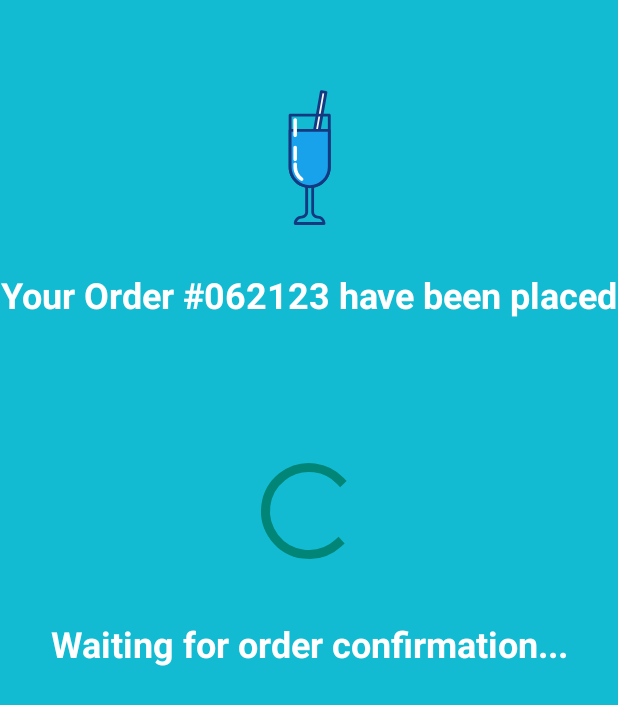
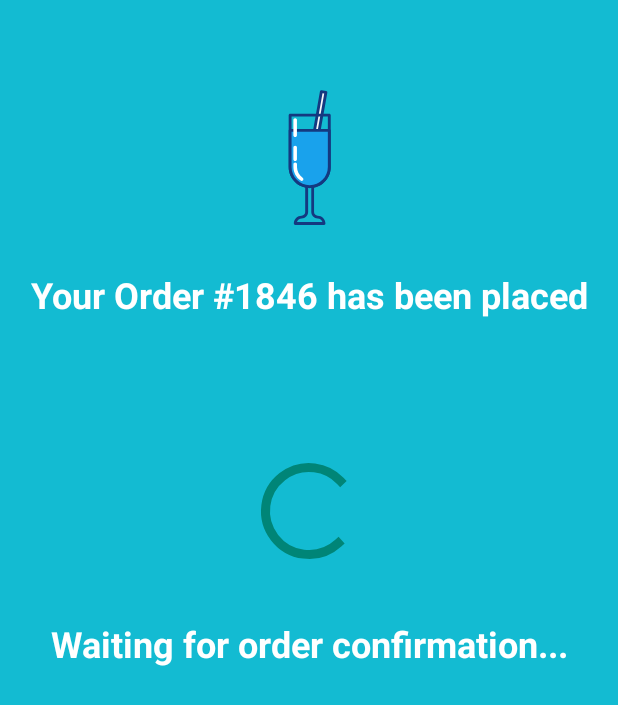
Before and after one commit to sub-standard/wAIter, an Android app: the OrderedFragment screen opened through its navigation route, on a phone screen of 412 x 824 dp. Shown: the top 705 px of the screen. Run offline under Robolectric (Android 15) with nearby library versions, the phone set to English and light mode, and no system bars; our stand-ins replace data binding; libraries missing offline, so code that uses them is left out: com.mongodb.stitch, com.uriio.beacons, org.bson.types; 3 statements that could not run were skipped.

Commit message:
Fix typo

```diff
--- a/app/app/src/main/res/layout/ordered_fragment.xml
+++ b/app/app/src/main/res/layout/ordered_fragment.xml
@@ -8,6 +8,7 @@
         <variable
             name="viewModel"
             type="com.substandard.waiter.ui.main.MainViewModel" />
+
         <variable
             name="drinks"
             type="com.substandard.waiter.Drinks" />
@@ -26,11 +27,11 @@
             android:layout_marginStart="24dp"
             android:layout_marginTop="180dp"
             android:layout_marginEnd="24dp"
-            android:text="Your Order #062123 have been placed"
+            android:gravity="center"
+            android:text="Your Order #1846 has been placed"
+            android:textColor="#FFFFFF"
+            android:textSize="24dp"
             android:textStyle="bold"
-            android:textSize="24dp"
-            android:gravity="center"
-            android:textColor="#FFFFFF"
             app:layout_constraintEnd_toEndOf="parent"
             app:layout_constraintStart_toStartOf="parent"
             app:layout_constraintTop_toTopOf="parent" />
```
